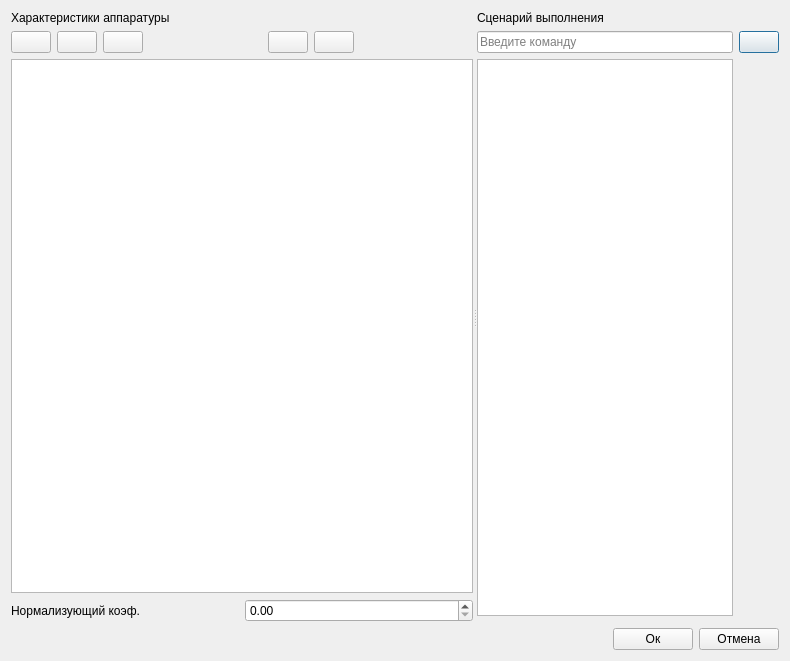
This is ui/config_dialog.ui in irsural/spectrum_reader as Qt 5 draws it before an edit. The edited form follows.
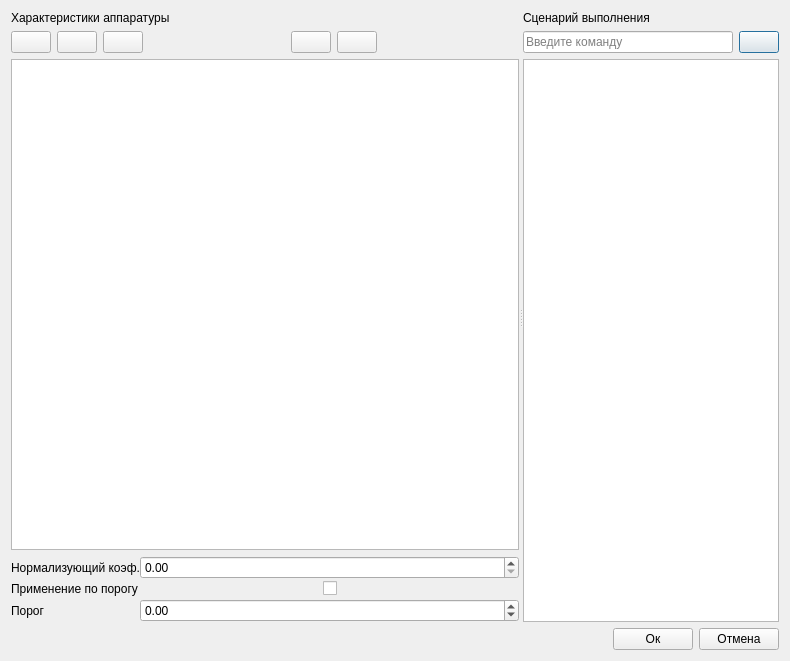
This is the edited form. Icons and pictures are not drawn.

Commit message: Добавил в окно конфигурации параметры для задания порога

```diff
--- a/ui/config_dialog.ui
+++ b/ui/config_dialog.ui
@@ -218,21 +218,11 @@
           </widget>
          </item>
          <item>
-          <layout class="QHBoxLayout" name="horizontalLayout">
-           <property name="spacing">
-            <number>6</number>
-           </property>
+          <layout class="QGridLayout" name="gridLayout_2">
            <property name="topMargin">
             <number>6</number>
            </property>
-           <item>
-            <widget class="QLabel" name="label_3">
-             <property name="text">
-              <string>Нормализующий коэф.</string>
-             </property>
-            </widget>
-           </item>
-           <item>
+           <item row="0" column="1">
             <widget class="QDoubleSpinBox" name="normalize_coef_spinbox">
              <property name="suffix">
               <string/>
@@ -242,6 +232,74 @@
              </property>
             </widget>
            </item>
+           <item row="2" column="0">
+            <widget class="QLabel" name="label_5">
+             <property name="text">
+              <string>Порог</string>
+             </property>
+            </widget>
+           </item>
+           <item row="0" column="0">
+            <widget class="QLabel" name="label_3">
+             <property name="text">
+              <string>Нормализующий коэф.</string>
+             </property>
+            </widget>
+           </item>
+           <item row="1" column="1">
+            <layout class="QHBoxLayout" name="horizontalLayout">
+             <item>
+              <spacer name="horizontalSpacer_4">
+               <property name="orientation">
+                <enum>Qt::Horizontal</enum>
+               </property>
+               <property name="sizeHint" stdset="0">
+                <size>
+                 <width>40</width>
+                 <height>20</height>
+                </size>
+               </property>
+              </spacer>
+             </item>
+             <item>
+              <widget class="QCheckBox" name="apply_on_limit_checkbox">
+               <property name="text">
+                <string/>
+               </property>
+              </widget>
+             </item>
+             <item>
+              <spacer name="horizontalSpacer_5">
+               <property name="orientation">
+                <enum>Qt::Horizontal</enum>
+               </property>
+               <property name="sizeHint" stdset="0">
+                <size>
+                 <width>40</width>
+                 <height>20</height>
+                </size>
+               </property>
+              </spacer>
+             </item>
+            </layout>
+           </item>
+           <item row="1" column="0">
+            <widget class="QLabel" name="label_4">
+             <property name="text">
+              <string>Применение по порогу</string>
+             </property>
+            </widget>
+           </item>
+           <item row="2" column="1">
+            <widget class="QDoubleSpinBox" name="limit_spinbox">
+             <property name="minimum">
+              <double>-1000.000000000000000</double>
+             </property>
+             <property name="maximum">
+              <double>1000.000000000000000</double>
+             </property>
+            </widget>
+           </item>
           </layout>
          </item>
         </layout>
@@ -277,16 +335,6 @@
        <property name="bottomMargin">
         <number>0</number>
        </property>
-       <item row="1" column="0">
-        <widget class="QLineEdit" name="cmd_edit">
-         <property name="inputMask">
-          <string/>
-         </property>
-         <property name="placeholderText">
-          <string>Введите команду</string>
-         </property>
-        </widget>
-       </item>
        <item row="0" column="0">
         <widget class="QLabel" name="label_2">
          <property name="text">
@@ -294,8 +342,18 @@
          </property>
         </widget>
        </item>
-       <item row="1" column="1" rowspan="3">
-        <layout class="QVBoxLayout" name="verticalLayout_2">
+       <item row="1" column="0">
+        <layout class="QHBoxLayout" name="horizontalLayout_3">
+         <item>
+          <widget class="QLineEdit" name="cmd_edit">
+           <property name="inputMask">
+            <string/>
+           </property>
+           <property name="placeholderText">
+            <string>Введите команду</string>
+           </property>
+          </widget>
+         </item>
          <item>
           <widget class="QPushButton" name="add_cmd_button">
            <property name="text">
@@ -310,19 +368,6 @@
            </property>
           </widget>
          </item>
-         <item>
-          <spacer name="verticalSpacer">
-           <property name="orientation">
-            <enum>Qt::Vertical</enum>
-           </property>
-           <property name="sizeHint" stdset="0">
-            <size>
-             <width>20</width>
-             <height>40</height>
-            </size>
-           </property>
-          </spacer>
-         </item>
         </layout>
        </item>
        <item row="2" column="0">
```
The commit also changes 6 other files.
